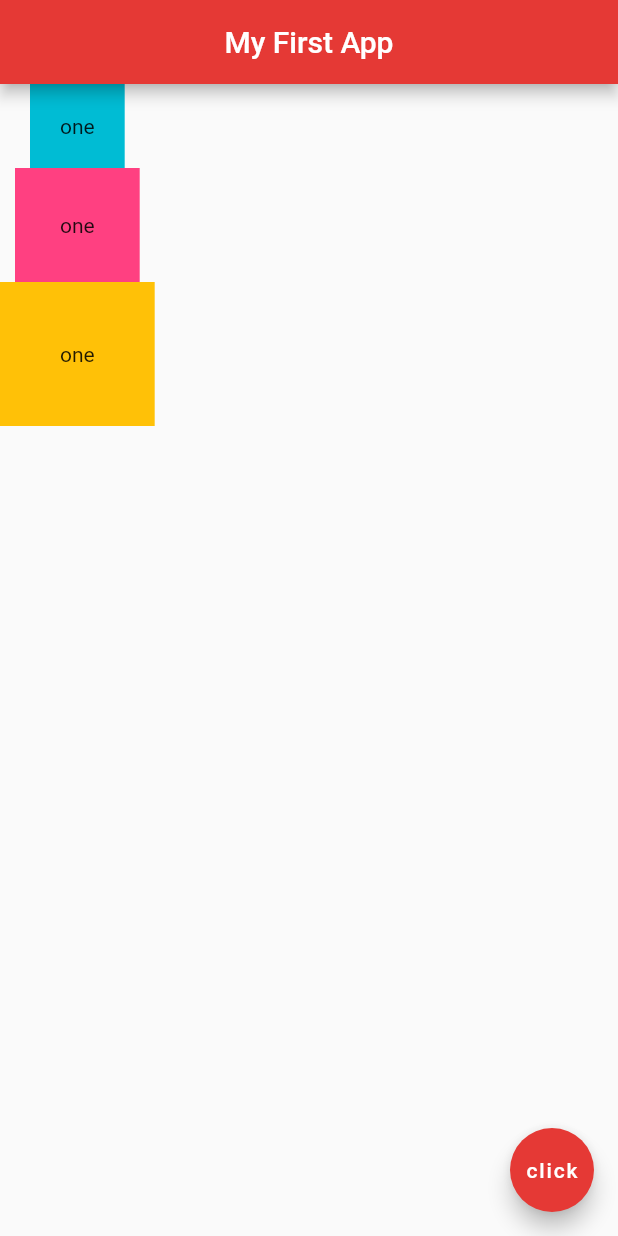
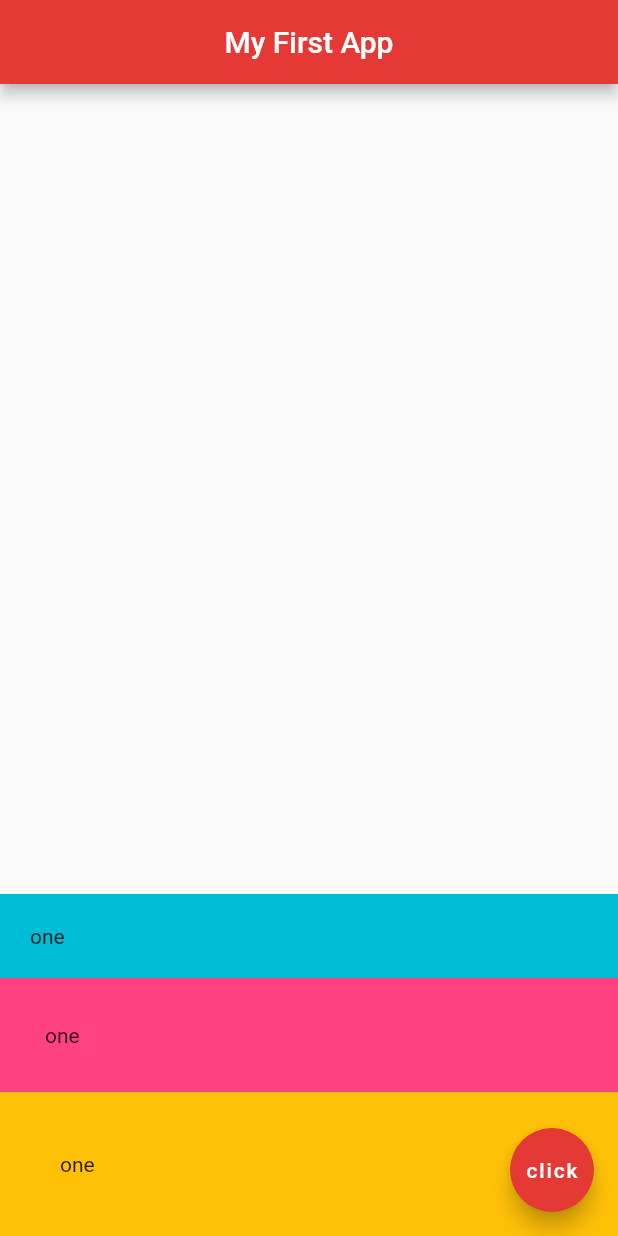
Before and after one commit to SafNaaz/myapp, a Flutter app: the screen it shows after launch, on a phone screen of 412 x 824 dp. Run offline on Flutter 3.47's test engine with Material 2 defaults, Android fonts, the phone set to English and light mode, and no system bars.

Commit message:
column alignments

```diff
--- a/lib/main.dart
+++ b/lib/main.dart
@@ -15,7 +15,10 @@ class Home extends StatelessWidget {
         centerTitle: true,
         backgroundColor: Colors.red[600],
       ),
-      body: Column(children: <Widget>[
+      body: Column(
+        mainAxisAlignment: MainAxisAlignment.end,
+        crossAxisAlignment: CrossAxisAlignment.stretch,
+        children: <Widget>[
         Container(
           padding: EdgeInsets.all(20.0),
           color: Colors.cyan,
```
